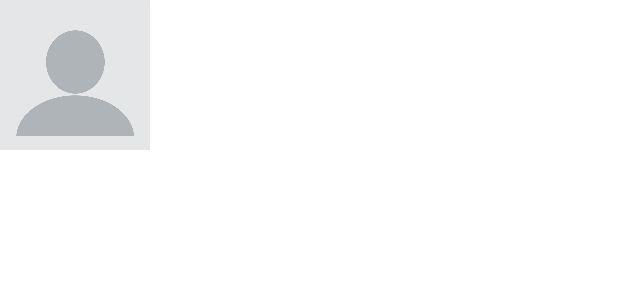
After one commit to kimjw2003/movie, an Android app: the layout item_actor.xml on its own in the app's theme, with its tools: preview values and no code run, on a phone screen of 412 x 824 dp. The commit adds this screen. Shown: the top 300 px of the screen. Run offline under Robolectric (Android 15) with nearby library versions, the phone set to English and light mode, and no system bars.

Commit message:
[ADD] ActorRcview Adapter

```diff
--- /dev/null
+++ b/app/src/main/java/com/example/movie/data/ActorData.kt
@@ -0,0 +1,3 @@
+package com.example.movie.data
+
+data class ActorData(val Name : String)
--- /dev/null
+++ b/app/src/main/res/layout/item_actor.xml
@@ -0,0 +1,28 @@
+<?xml version="1.0" encoding="utf-8"?>
+<androidx.constraintlayout.widget.ConstraintLayout
+    xmlns:android="http://schemas.android.com/apk/res/android"
+    xmlns:app="http://schemas.android.com/apk/res-auto"
+    android:layout_width="100dp"
+    android:layout_height="130dp">
+
+    <ImageView
+        android:id="@+id/actor_image"
+        android:layout_width="100dp"
+        android:layout_height="100dp"
+        app:layout_constraintEnd_toEndOf="parent"
+        app:layout_constraintStart_toStartOf="parent"
+        app:layout_constraintTop_toTopOf="parent"
+        app:srcCompat="@drawable/personicon" />
+
+    <TextView
+        android:id="@+id/actor_name"
+        android:layout_width="wrap_content"
+        android:layout_height="wrap_content"
+        android:layout_marginTop="4dp"
+        android:textColor="#000000"
+        android:textSize="16sp"
+        app:layout_constraintEnd_toEndOf="parent"
+        app:layout_constraintStart_toStartOf="parent"
+        app:layout_constraintTop_toBottomOf="@+id/actor_image" />
+
+</androidx.constraintlayout.widget.ConstraintLayout>
```
Also changed, not shown: app/src/main/java/com/example/movie/adapter/ActorAdapter.kt (added, +32 -0 lines), app/src/main/java/com/example/movie/tabFragment/SecondFragment.kt (+16 -0 lines), app/src/main/res/layout/fragment_second.xml (+50 -2 lines), app/src/main/res/drawable-v24/personicon.jpg (added).
